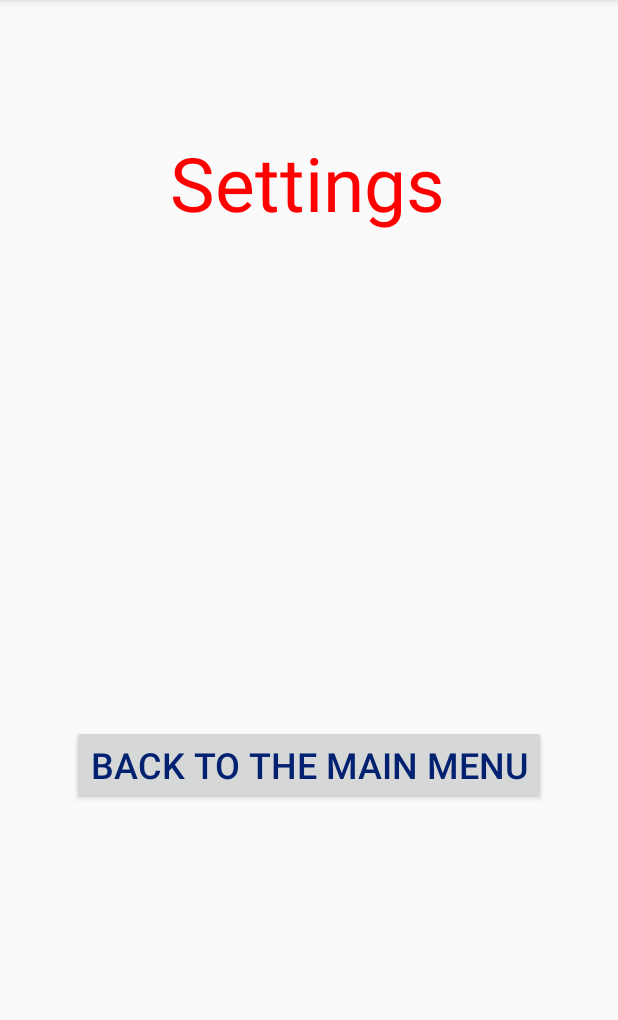
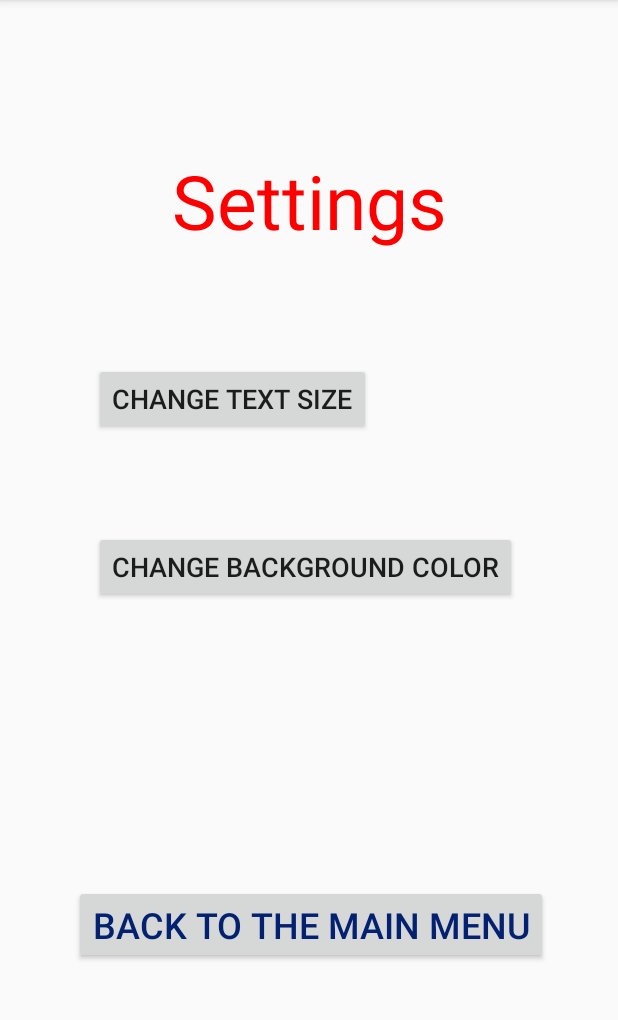
Before and after one commit to Nitzan-Beck/Free_Space, an Android app: the Settings screen opened directly, with no data from a screen before it, on a phone screen of 412 x 824 dp, the part 84-1104 px from its top. Run offline under Robolectric (Android 15) with nearby library versions, the phone set to English and light mode, and no system bars.

Commit message:
30.10.2020 editing Sign In, Sign up and settings pages.

```diff
--- a/app/src/main/res/layout/activity_settings.xml
+++ b/app/src/main/res/layout/activity_settings.xml
@@ -8,14 +8,17 @@
 
     <TextView
         android:id="@+id/txtSettings"
-        android:layout_width="wrap_content"
-        android:layout_height="wrap_content"
-        android:layout_marginTop="88dp"
+        android:layout_width="0dp"
+        android:layout_height="66dp"
+        android:layout_marginStart="8dp"
+        android:layout_marginTop="100dp"
+        android:layout_marginEnd="8dp"
+        android:gravity="center"
         android:text="Settings"
         android:textColor="#FF0000"
         android:textSize="50sp"
         app:layout_constraintEnd_toEndOf="parent"
-        app:layout_constraintHorizontal_bias="0.497"
+        app:layout_constraintHorizontal_bias="1.0"
         app:layout_constraintStart_toStartOf="parent"
         app:layout_constraintTop_toTopOf="parent" />
 
@@ -23,12 +26,38 @@
         android:id="@+id/buttonBack"
         android:layout_width="wrap_content"
         android:layout_height="wrap_content"
-        android:layout_marginTop="328dp"
+        android:layout_marginTop="188dp"
         android:onClick="btnBackTOMainMenu"
         android:text="Back to the Main menu"
         android:textColor="#022170"
         android:textSize="24sp"
-        app:layout_constraintEnd_toEndOf="parent"
-        app:layout_constraintStart_toStartOf="parent"
+        app:layout_constraintEnd_toEndOf="@+id/BackgroundColor"
+        app:layout_constraintHorizontal_bias="0.405"
+        app:layout_constraintStart_toStartOf="@+id/BackgroundColor"
+        app:layout_constraintTop_toBottomOf="@+id/BackgroundColor" />
+
+    <Button
+        android:id="@+id/Size"
+        android:layout_width="wrap_content"
+        android:layout_height="wrap_content"
+        android:layout_marginTop="76dp"
+        android:text="Change text size"
+        android:textSize="18sp"
+        app:layout_constraintEnd_toEndOf="@+id/txtSettings"
+        app:layout_constraintHorizontal_bias="0.26"
+        app:layout_constraintStart_toStartOf="@+id/txtSettings"
         app:layout_constraintTop_toBottomOf="@+id/txtSettings" />
+
+    <Button
+        android:id="@+id/BackgroundColor"
+        android:layout_width="wrap_content"
+        android:layout_height="wrap_content"
+        android:layout_marginTop="64dp"
+        android:text="change Background Color"
+        android:textSize="18sp"
+        app:layout_constraintEnd_toEndOf="@+id/Size"
+        app:layout_constraintHorizontal_bias="0.0"
+        app:layout_constraintStart_toStartOf="@+id/Size"
+        app:layout_constraintTop_toBottomOf="@+id/Size" />
+
 </androidx.constraintlayout.widget.ConstraintLayout>
--- a/app/src/main/res/layout/activity_sing_in.xml
+++ b/app/src/main/res/layout/activity_sing_in.xml
@@ -66,6 +66,7 @@
         android:layout_height="wrap_content"
         android:layout_marginTop="52dp"
         android:text="Forgot My Password"
+        android:textSize="18sp"
         app:layout_constraintEnd_toEndOf="@+id/UserPassword"
         app:layout_constraintHorizontal_bias="0.0"
         app:layout_constraintStart_toStartOf="@+id/UserPassword"
@@ -77,6 +78,7 @@
         android:layout_height="wrap_content"
         android:layout_marginTop="44dp"
         android:text="Send"
+        android:textSize="18sp"
         app:layout_constraintEnd_toEndOf="@+id/forgotMyPassword"
         app:layout_constraintHorizontal_bias="0.0"
         app:layout_constraintStart_toStartOf="@+id/forgotMyPassword"
```
Also changed, not shown: app/src/main/res/layout/activity_sing_up.xml (+43 -4 lines).
